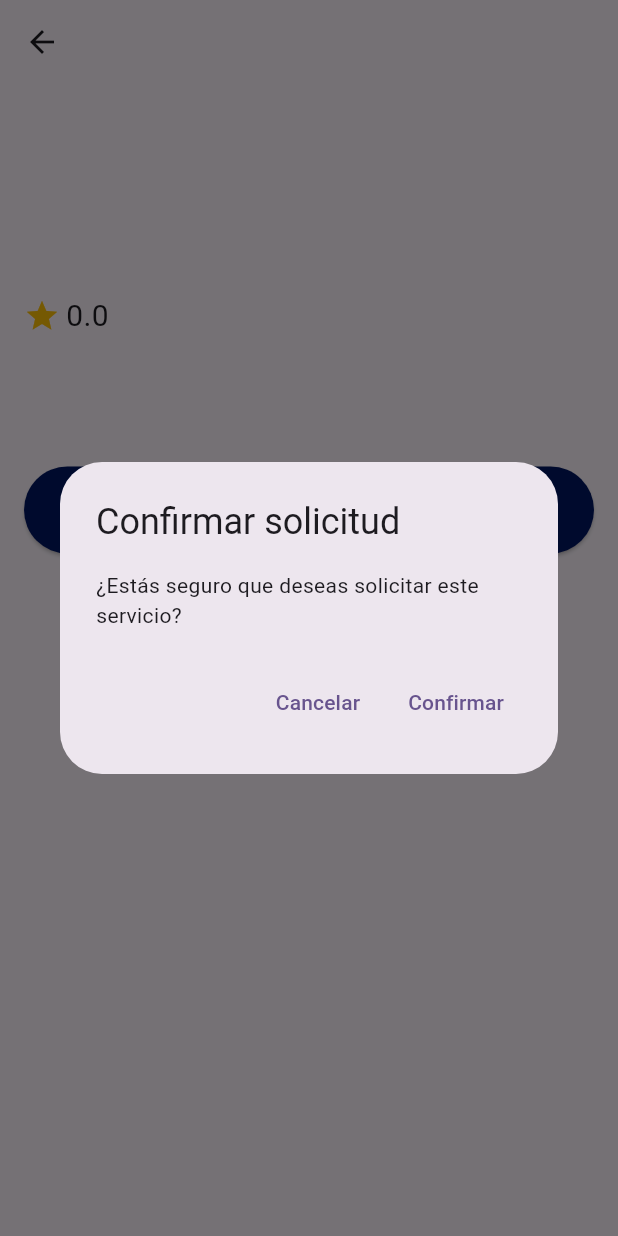
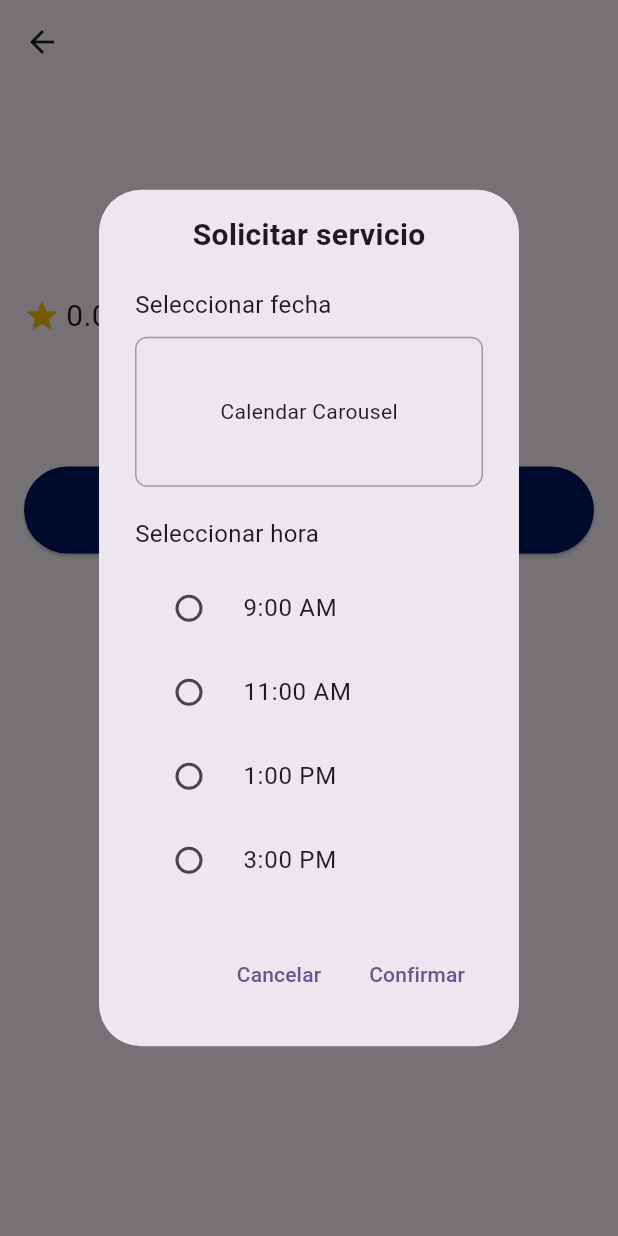
Before and after one commit to VictoriaGarciav/en_tu_puerta_front, a Flutter app: the DetailView screen opened directly with empty values, after a tap on "Solicitar", on a phone screen of 412 x 824 dp. Run offline on Flutter 3.47's test engine with Material 3 defaults, Android fonts, the phone set to English and light mode, and no system bars; network calls fail.

Commit message:
Version preliminar de horario

```diff
--- a/en_tu_puerta_front/lib/widget_search.dart
+++ b/en_tu_puerta_front/lib/widget_search.dart
@@ -1,4 +1,93 @@
 import 'package:flutter/material.dart';
+
+class ServiceRequestDialog extends StatelessWidget {
+  const ServiceRequestDialog({super.key});
+
+  @override
+  Widget build(BuildContext context) {
+    return AlertDialog(
+      content: Column(
+        mainAxisSize: MainAxisSize.min,
+        crossAxisAlignment: CrossAxisAlignment.start,
+        children: [
+          Center(
+            child: Text(
+              'Solicitar servicio',
+              style: TextStyle(
+                fontSize: 20,
+                fontWeight: FontWeight.bold,
+              ),
+            ),
+          ),
+          SizedBox(height: 20),
+          Text(
+            'Seleccionar fecha',
+            style: TextStyle(fontSize: 16),
+          ),
+          SizedBox(height: 10),
+          // Calendar carousel placeholder
+          Container(
+            height: 100,
+            decoration: BoxDecoration(
+              border: Border.all(color: Colors.grey),
+              borderRadius: BorderRadius.circular(8),
+            ),
+            child: Center(child: Text('Calendar Carousel')),
+          ),
+          SizedBox(height: 20),
+          Text(
+            'Seleccionar hora',
+            style: TextStyle(fontSize: 16),
+          ),
+          SizedBox(height: 10),
+          Column(
+            children: [
+              RadioListTile(
+                title: Text('9:00 AM'),
+                value: '9:00',
+                groupValue: null,
+                onChanged: (value) {},
+              ),
+              RadioListTile(
+                title: Text('11:00 AM'),
+                value: '11:00',
+                groupValue: null,
+                onChanged: (value) {},
+              ),
+              RadioListTile(
+                title: Text('1:00 PM'),
+                value: '13:00',
+                groupValue: null,
+                onChanged: (value) {},
+              ),
+              RadioListTile(
+                title: Text('3:00 PM'),
+                value: '15:00',
+                groupValue: null,
+                onChanged: (value) {},
+              ),
+            ],
+          ),
+        ],
+      ),
+      actions: [
+        TextButton(
+          onPressed: () => Navigator.pop(context),
+          child: Text('Cancelar'),
+        ),
+        TextButton(
+          onPressed: () {
+            Navigator.pop(context);
+            ScaffoldMessenger.of(context).showSnackBar(
+              SnackBar(content: Text('Servicio solicitado exitosamente')),
+            );
+          },
+          child: Text('Confirmar'),
+        ),
+      ],
+    );
+  }
+}
 
 class DetailView extends StatelessWidget {
   final IconData icon;
@@ -52,36 +141,18 @@ class DetailView extends StatelessWidget {
               width: double.infinity,
               child: ElevatedButton(
                 style: ElevatedButton.styleFrom(
-                  backgroundColor: Color(0xFF001563), // Changed color here
+                  backgroundColor: Color(0xFF001563),
                   padding: EdgeInsets.symmetric(vertical: 16),
                 ),
                 onPressed: () {
                   showDialog(
                     context: context,
-                    builder: (context) => AlertDialog(
-                      title: Text('Confirmar solicitud'),
-                      content: Text('¿Estás seguro que deseas solicitar este servicio?'),
-                      actions: [
-                        TextButton(
-                          onPressed: () => Navigator.pop(context),
-                          child: Text('Cancelar'),
-                        ),
-                        TextButton(
-                          onPressed: () {
-                            Navigator.pop(context);
-                            ScaffoldMessenger.of(context).showSnackBar(
-                              SnackBar(content: Text('Solicitud enviada exitosamente')),
-                            );
-                          },
-                          child: Text('Confirmar'),
-                        ),
-                      ],
-                    ),
+                    builder: (context) => ServiceRequestDialog(),
                   );
                 },
                 child: Text(
                   'Solicitar',
-                  style: TextStyle(fontSize: 18, color: Colors.white),
+                  style: TextStyle(fontSize: 18),
                 ),
               ),
             ),
```
